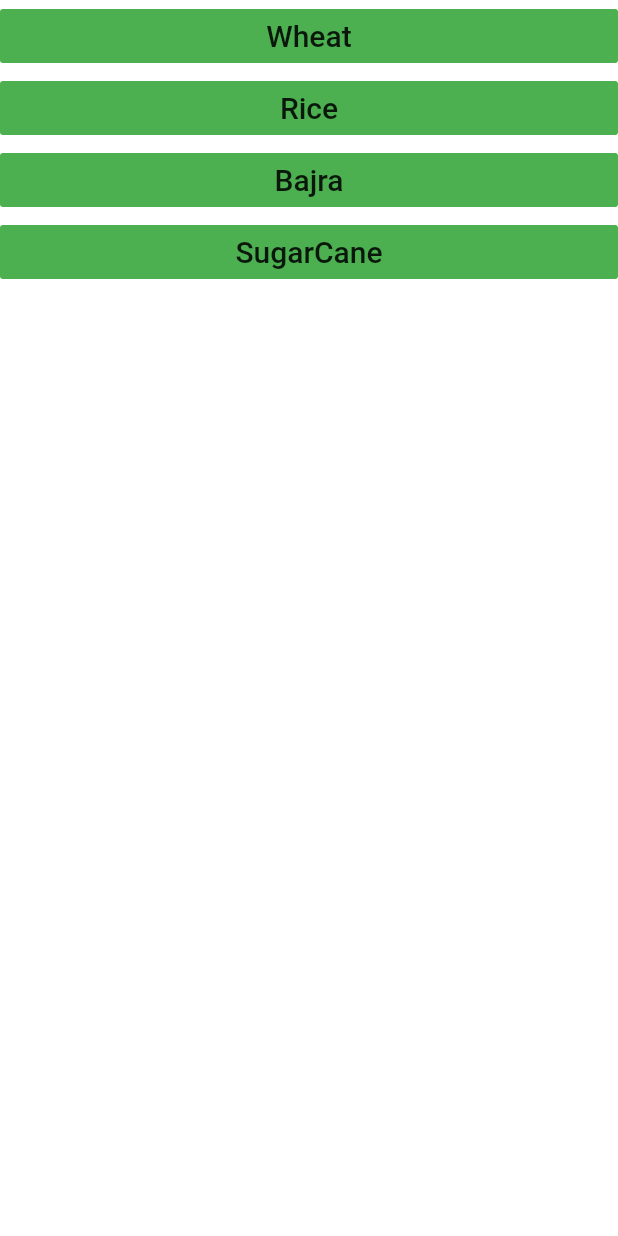
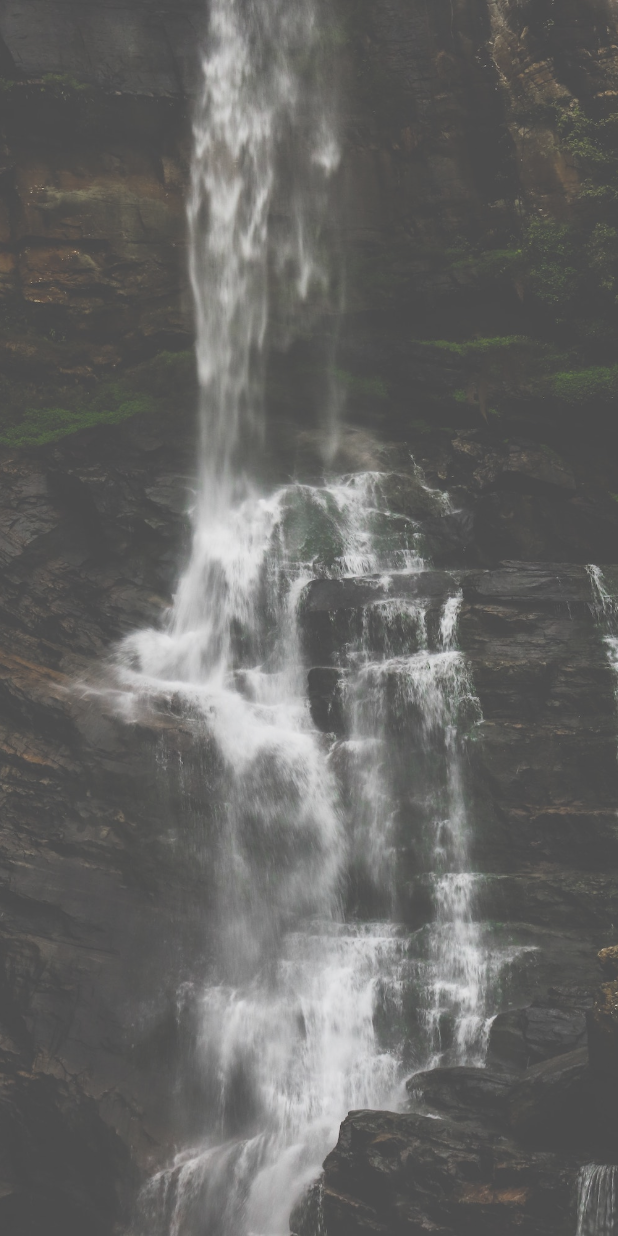
Before and after one commit to Abhishekghule18/Agriculture-Forecast, a Flutter app: the CropList screen opened by its route, after a tap on "Wheat", on a phone screen of 412 x 824 dp. Run offline on Flutter 3.47's test engine with Material 2 defaults, Android fonts, the phone set to English and light mode, and no system bars; our stand-ins replace geolocator.

```diff
--- /dev/null
+++ b/lib/crops/wheat.dart
@@ -0,0 +1,21 @@
+import 'package:flutter/material.dart';
+
+class WheatData extends StatelessWidget {
+  static const String id = 'wheat_data';
+  @override
+  Widget build(BuildContext context) {
+    return Scaffold(
+      body: Container(
+        decoration: BoxDecoration(
+          image: DecorationImage(
+            image: AssetImage('assets/location_background.jpg'),
+            fit: BoxFit.cover,
+            colorFilter: ColorFilter.mode(
+                Colors.white.withOpacity(0.8), BlendMode.dstATop),
+          ),
+        ),
+        constraints: BoxConstraints.expand(),
+      ),
+    );
+  }
+}
--- a/lib/screens/cropList.dart
+++ b/lib/screens/cropList.dart
@@ -1,36 +1,43 @@
+import 'package:agri/crops/bajra.dart';
+import 'package:agri/crops/rice.dart';
+import 'package:agri/crops/sugarCane.dart';
+import 'package:agri/crops/wheat.dart';
 import 'package:flutter/cupertino.dart';
 import 'package:flutter/material.dart';
 
 class CropList extends StatelessWidget {
   static const String id = 'crop_list';
+
+  List<CropButton> cropButtons = [];
+
   @override
   Widget build(BuildContext context) {
     return SafeArea(
       child: Container(
         color: Colors.white,
-        child: Column(
-          crossAxisAlignment: CrossAxisAlignment.stretch,
+        child: ListView(
+          padding: EdgeInsets.symmetric(horizontal: 10.0, vertical: 20.0),
           children: [
             CropButton(
               cropName: 'Wheat',
               onPressed: () {
-                print('wheat data');
+                Navigator.pushNamed(context, WheatData.id);
               },
             ),
             CropButton(
                 cropName: 'Rice',
                 onPressed: () {
-                  print('rice data');
+                  Navigator.pushNamed(context, RiceData.id);
                 }),
             CropButton(
                 cropName: 'Bajra',
                 onPressed: () {
-                  print('Bajra data');
+                  Navigator.pushNamed(context, BajraData.id);
                 }),
             CropButton(
                 cropName: 'SugarCane',
                 onPressed: () {
-                  print('SugarCane data');
+                  Navigator.pushNamed(context, SugarCaneData.id);
                 }),
           ],
         ),
@@ -46,16 +53,26 @@ class CropButton extends StatelessWidget {
   final String cropName;
   @override
   Widget build(BuildContext context) {
-    return FlatButton(
-      color: Colors.green,
+    return MaterialButton(
+      height: 40.0,
+      color: Colors.teal,
       onPressed: onPressed,
-      minWidth: 40.0,
       child: Text(
         cropName,
+        textAlign: TextAlign.left,
         style: TextStyle(
-          fontSize: 20.0,
+          fontSize: 22.0,
+          fontStyle: FontStyle.italic,
+          fontWeight: FontWeight.w700,
+          color: Colors.white,
         ),
       ),
     );
   }
 }
+// Column(
+// crossAxisAlignment: CrossAxisAlignment.stretch,
+// children: [
+
+// ],
+// ),
```
Also changed, not shown: lib/crops/bajra.dart (added, +21 -0 lines), lib/crops/rice.dart (added, +21 -0 lines), lib/crops/sugarCane.dart (added, +21 -0 lines), lib/main.dart (+8 -0 lines), assets/BAJRA.jpg (added), assets/rice.jpg (added), assets/sugarcane.jpg (added), assets/wheat.jpg (added), 2 other files.
